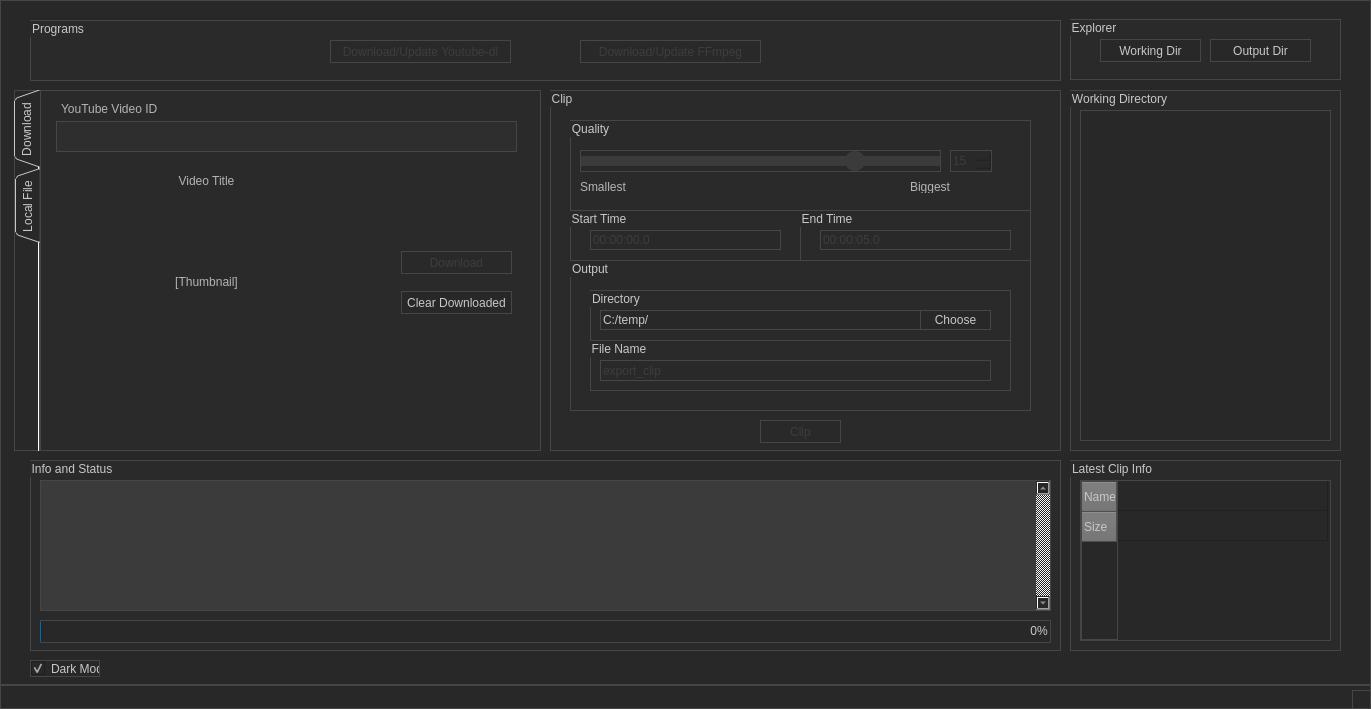
First picture: the form in Download_and_Clip.ui, repository Chrscool8/ClipEZ-aka-Download-and-Clip, before the edit.
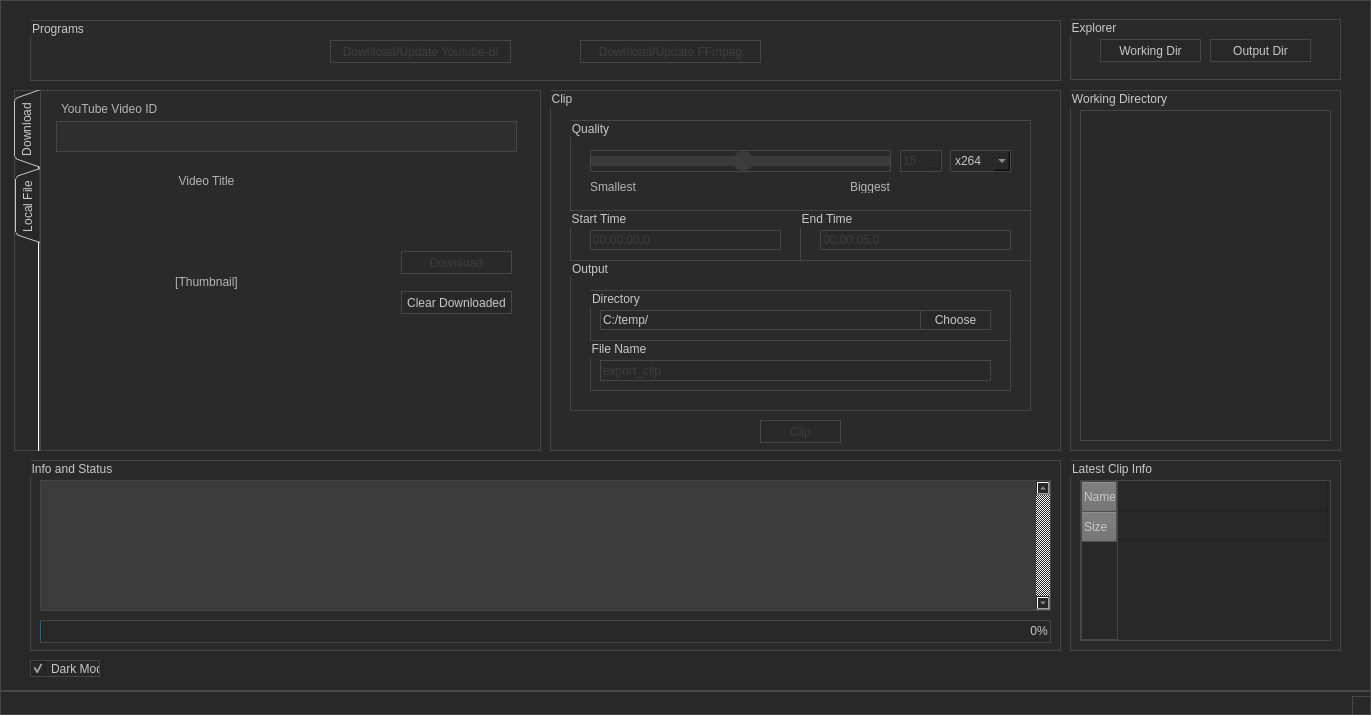
Second picture: the form after the edit.

```diff
--- a/Download_and_Clip.ui
+++ b/Download_and_Clip.ui
@@ -10,7 +10,7 @@
     <x>0</x>
     <y>0</y>
     <width>1371</width>
-    <height>709</height>
+    <height>715</height>
    </rect>
   </property>
   <property name="sizePolicy">
@@ -184,7 +184,7 @@
       </property>
       <property name="geometry">
        <rect>
-        <x>380</x>
+        <x>330</x>
         <y>30</y>
         <width>42</width>
         <height>22</height>
@@ -206,9 +206,9 @@
       </property>
       <property name="geometry">
        <rect>
-        <x>10</x>
+        <x>20</x>
         <y>30</y>
-        <width>361</width>
+        <width>301</width>
         <height>22</height>
        </rect>
       </property>
@@ -216,13 +216,13 @@
        <enum>Qt::RightToLeft</enum>
       </property>
       <property name="minimum">
-       <number>1</number>
+       <number>0</number>
       </property>
       <property name="maximum">
-       <number>64</number>
+       <number>51</number>
       </property>
       <property name="value">
-       <number>15</number>
+       <number>25</number>
       </property>
       <property name="orientation">
        <enum>Qt::Horizontal</enum>
@@ -231,7 +231,7 @@
      <widget class="QLabel" name="label_quality_smallest">
       <property name="geometry">
        <rect>
-        <x>10</x>
+        <x>20</x>
         <y>60</y>
         <width>47</width>
         <height>13</height>
@@ -244,7 +244,7 @@
      <widget class="QLabel" name="label_7">
       <property name="geometry">
        <rect>
-        <x>340</x>
+        <x>280</x>
         <y>60</y>
         <width>47</width>
         <height>13</height>
@@ -254,6 +254,26 @@
        <string>Biggest</string>
       </property>
      </widget>
+     <widget class="QComboBox" name="combo_encoder">
+      <property name="geometry">
+       <rect>
+        <x>380</x>
+        <y>30</y>
+        <width>61</width>
+        <height>22</height>
+       </rect>
+      </property>
+      <item>
+       <property name="text">
+        <string>x264</string>
+       </property>
+      </item>
+      <item>
+       <property name="text">
+        <string>x265</string>
+       </property>
+      </item>
+     </widget>
     </widget>
     <widget class="QGroupBox" name="groupBox_6">
      <property name="geometry">
```
